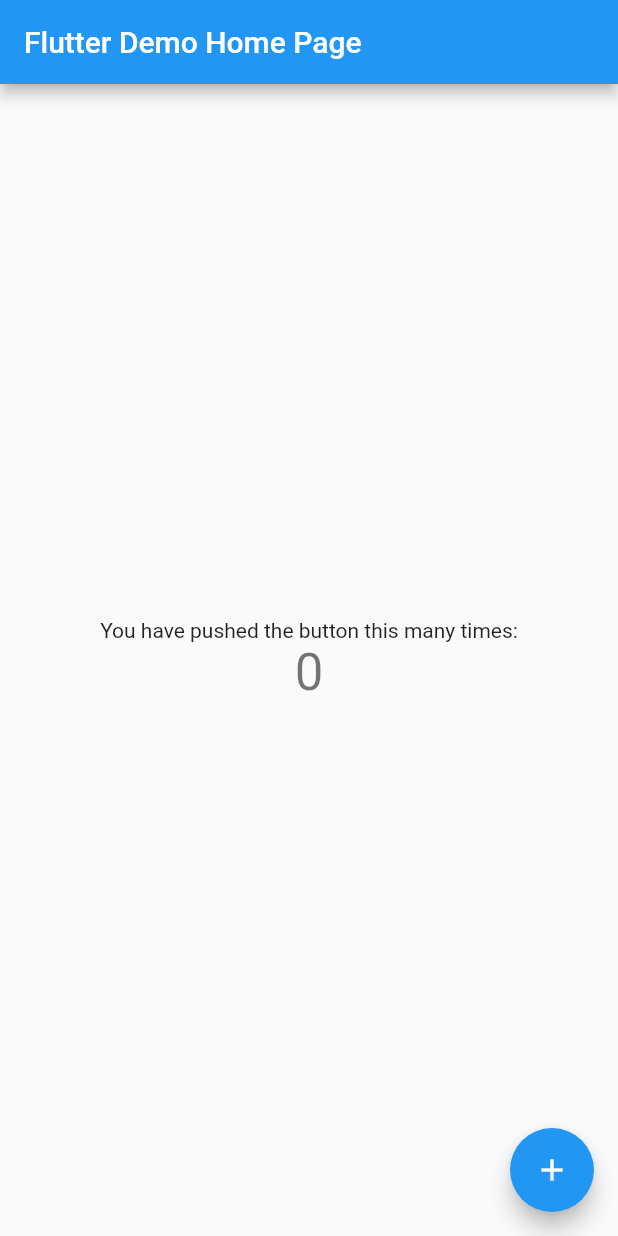
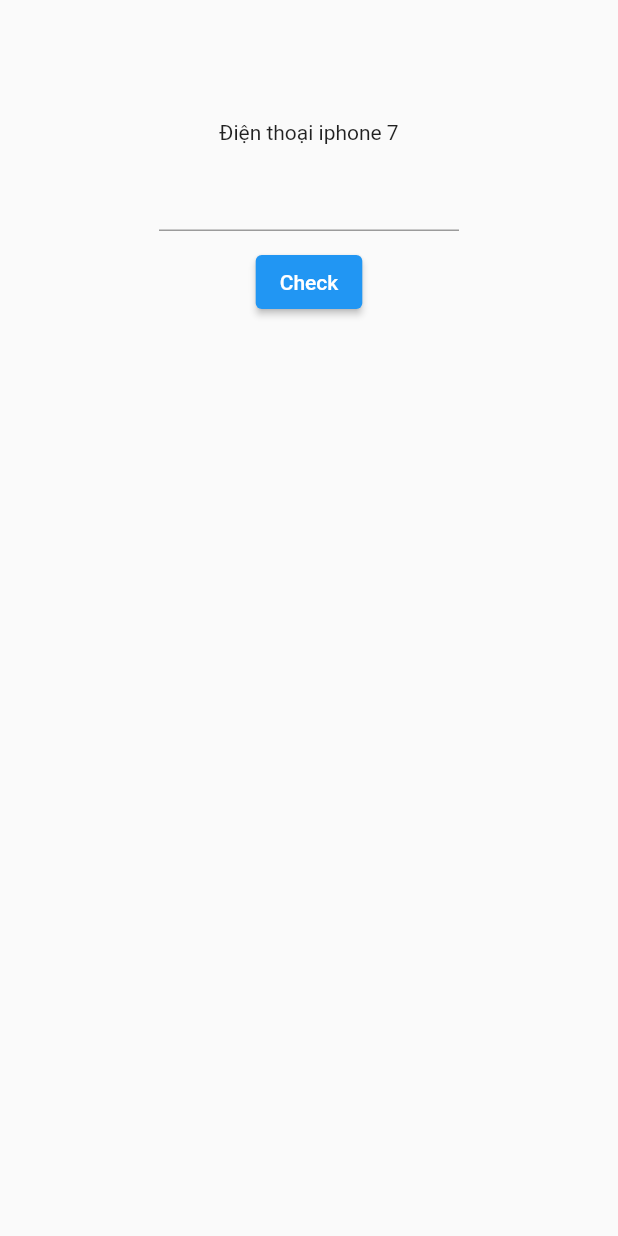
Before and after one commit to Hduc/flutter, a Flutter app: the screen it shows after launch, on a phone screen of 412 x 824 dp. Run offline on Flutter 3.47's test engine with Material 2 defaults, Android fonts, the phone set to English and light mode, and no system bars.

```diff
--- a/lib/main.dart
+++ b/lib/main.dart
@@ -1,4 +1,6 @@
 import 'package:flutter/material.dart';
+
+import 'pages/home_page.dart';
 
 void main() {
   runApp(const MyApp());
@@ -13,53 +15,7 @@ class MyApp extends StatelessWidget {
       theme: ThemeData(
         primarySwatch: Colors.blue,
       ),
-      home: const MyHomePage(title: 'Flutter Demo Home Page'),
+      home: HomePage(),
     );
   }
 }
-
-class MyHomePage extends StatefulWidget {
-  const MyHomePage({Key? key, required this.title}) : super(key: key);
-  final String title;
-
-  @override
-  State<MyHomePage> createState() => _MyHomePageState();
-}
-
-class _MyHomePageState extends State<MyHomePage> {
-  int _counter = 0;
-
-  void _incrementCounter() {
-    setState(() {
-      _counter++;
-    });
-  }
-
-  @override
-  Widget build(BuildContext context) {
-    return Scaffold(
-      appBar: AppBar(
-        title: Text(widget.title),
-      ),
-      body: Center(
-        child: Column(
-          mainAxisAlignment: MainAxisAlignment.center,
-          children: <Widget>[
-            const Text(
-              'You have pushed the button this many times:',
-            ),
-            Text(
-              '$_counter',
-              style: Theme.of(context).textTheme.headline4,
-            ),
-          ],
-        ),
-      ),
-      floatingActionButton: FloatingActionButton(
-        onPressed: _incrementCounter,
-        tooltip: 'Increment',
-        child: const Icon(Icons.add),
-      ),
-    );
-  }
-}
--- /dev/null
+++ b/lib/pages/home_page.dart
@@ -0,0 +1,87 @@
+import 'package:flutter/material.dart';
+import 'package:flutter/services.dart';
+
+class ProductInfo {
+  final String name;
+  final int price;
+
+  ProductInfo(this.name, this.price);
+}
+
+final products = [
+  ProductInfo('Điện thoại iphone 7', 10),
+  ProductInfo('Điện thoại iphone 8', 20),
+  ProductInfo('Điện thoại iphone XS', 30),
+  ProductInfo('Điện thoại iphone XS MAX', 40),
+  ProductInfo('Điện thoại iphone 11 Pro Max', 50)
+];
+
+class HomePage extends StatefulWidget {
+  const HomePage({Key? key}) : super(key: key);
+
+  @override
+  State<HomePage> createState() => _HomePageState();
+}
+
+class _HomePageState extends State<HomePage> {
+  int _currentProductIndex = 0;
+  int? _inputtedPrice;
+  String _result = '';
+
+  @override
+  Widget build(BuildContext context) {
+    return Scaffold(
+      body: Center(
+        child: Column(
+          children: [
+            const Padding(padding: EdgeInsets.only(top: 80)),
+            Text(products[_currentProductIndex].name),
+            const Padding(padding: EdgeInsets.only(top: 10)),
+            SizedBox(
+              width: 200,
+              child: TextField(
+                key: const Key('priceInput'),
+                keyboardType: TextInputType.number,
+                inputFormatters: [FilteringTextInputFormatter.digitsOnly],
+                onChanged: (value) {
+                  _inputtedPrice = int.tryParse(value);
+                },
+              ),
+            ),
+            const Padding(padding: EdgeInsets.only(top: 10)),
+            ElevatedButton(
+              onPressed: () {
+                setState(() {
+                  _result =
+                      _inputtedPrice == products[_currentProductIndex].price
+                          ? 'pass'
+                          : 'fail';
+                });
+              },
+              child: const Text('Check'),
+            ),
+            Visibility(
+              visible: _result.isNotEmpty,
+              child: Text(
+                _result,
+                key: const Key('result'),
+              ),
+            ),
+            Visibility(
+              visible: _result.isNotEmpty,
+              child: ElevatedButton(
+                onPressed: () {
+                  setState(() {
+                    if (_currentProductIndex < 4) _currentProductIndex++;
+                    _result = '';
+                  });
+                },
+                child: const Text('Next'),
+              ),
+            )
+          ],
+        ),
+      ),
+    );
+  }
+}
```
Also changed, not shown: 4 other files.
